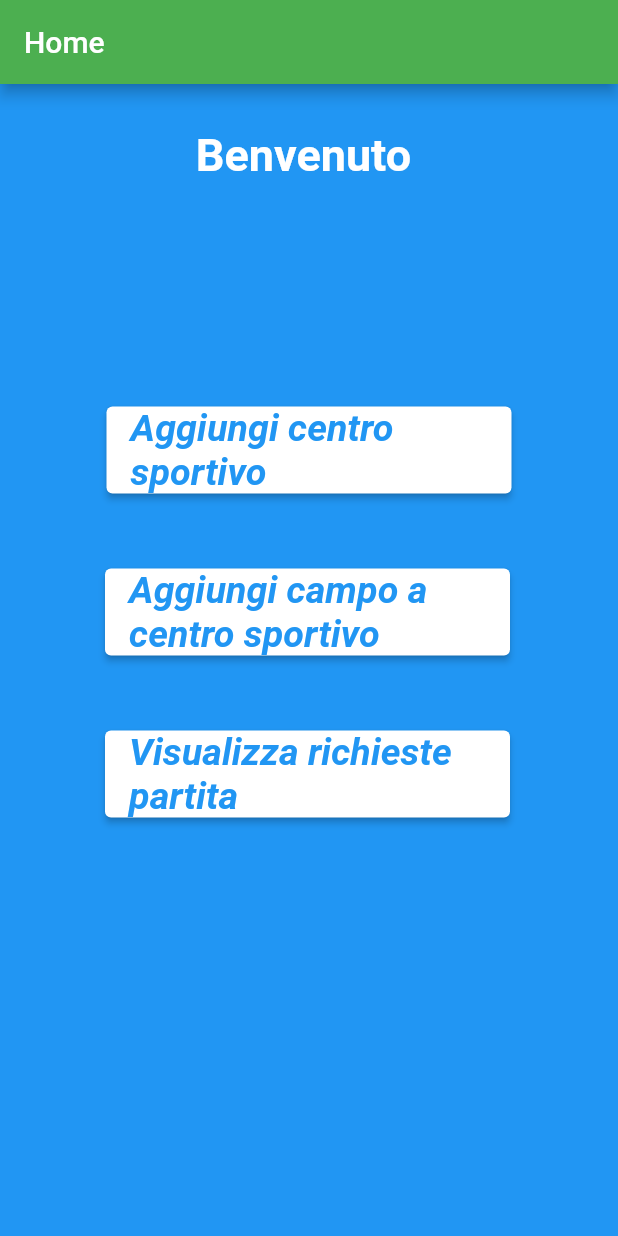
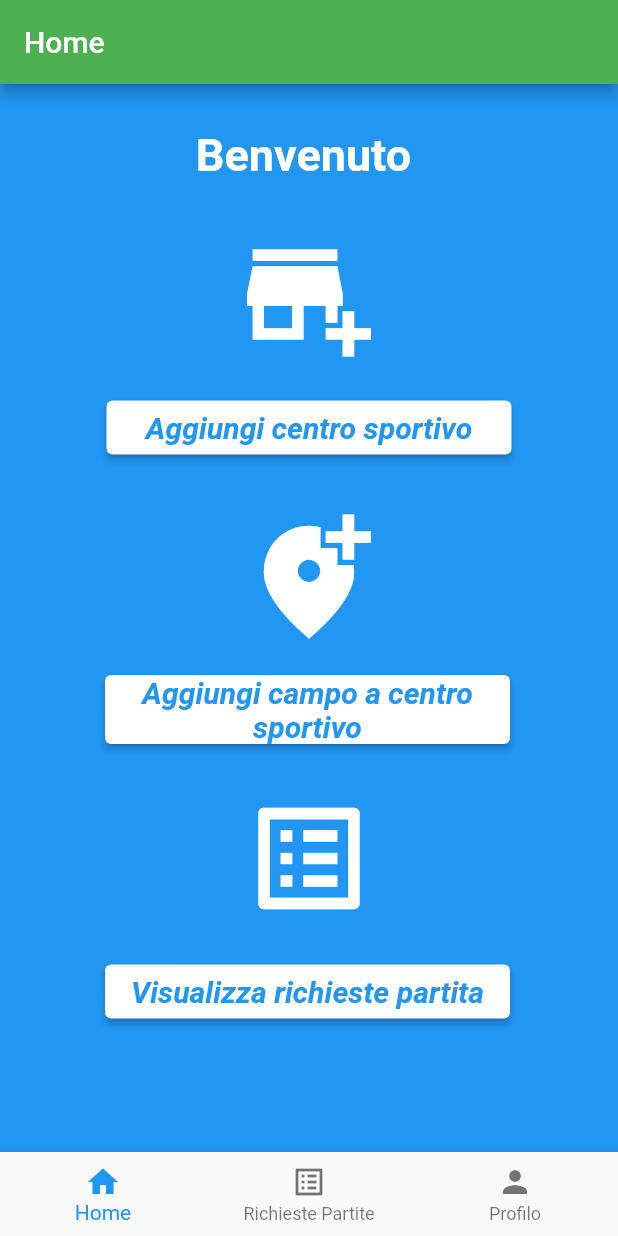
Before and after one commit to GiuseppeGalante/Emad2022-SportVillage, a Flutter app: the MyHomeACSState screen opened directly with empty values, on a phone screen of 412 x 824 dp. Run offline on Flutter 3.47's test engine with Material 2 defaults, Android fonts, the phone set to English and light mode, and no system bars; our stand-ins replace firebase_database, splashscreen; accounts and stored records are empty.

Commit message:
Aggistamenti Grafici

```diff
--- a/lib/screens/homeACS.dart
+++ b/lib/screens/homeACS.dart
@@ -1,6 +1,5 @@
 import 'package:flutter/material.dart';
 import 'package:flutter_app_emad/entity/AmministratoreCentroSportivo.dart';
-import 'package:flutter_app_emad/entity/Giocatore.dart';
 import 'package:flutter_app_emad/screens/aggiungiCampo.dart';
 import 'package:flutter_app_emad/screens/aggiungiCentroSportivo.dart';
 
@@ -70,8 +69,14 @@ class MyHomeACSState extends StatelessWidget {
                                   ),
                                   padding: EdgeInsets.only(top: 30,left: 30,right: 30)
                               ),
+                              Padding(padding: EdgeInsets.only(top:30),
+                                  child:Icon(Icons.add_business,
+                                    size:90,
+                                    color: Colors.white,),
+                              ),
+
                               Padding(
-                                padding: const EdgeInsets.only(top: 150.0),
+                                padding: const EdgeInsets.only(top: 20.0),
                                 child: ElevatedButton(
                                   style: ElevatedButton.styleFrom(
                                     primary: Colors.white,
@@ -88,17 +93,21 @@ class MyHomeACSState extends StatelessWidget {
                                   child: const Text('Aggiungi centro sportivo',style: TextStyle(
                                     color:Colors.blue,
                                     fontWeight: FontWeight.bold,
-                                    fontSize: 25,
+                                    fontSize: 20,
                                     fontStyle: FontStyle.italic,
                                   ),
                                   ),
                                 ),
                               ),
+                              Padding(padding: EdgeInsets.only(top:30),
+                                child:Icon(Icons.add_location_alt,
+                                  size:90,
+                                  color: Colors.white,),
+                              ),
                               Row(
                                   children: [
-
                                     Padding(
-                                      padding: const EdgeInsets.only(top: 50.0, left: 70.0),
+                                      padding: const EdgeInsets.only(top: 20.0, left: 70.0),
                                       child: ElevatedButton(
                                         style: ElevatedButton.styleFrom(
                                           primary: Colors.white,
@@ -115,18 +124,24 @@ class MyHomeACSState extends StatelessWidget {
                                         child: const Text('Aggiungi campo a centro sportivo',style: TextStyle(
                                           color:Colors.blue,
                                           fontWeight: FontWeight.bold,
-                                          fontSize: 25,
+                                          fontSize: 20,
                                           fontStyle: FontStyle.italic,
                                         ),
+                                          textAlign: TextAlign.center,
                                         ),
                                       ),
                                     )
                                   ]),
+                              Padding(padding: EdgeInsets.only(top:30),
+                                child:Icon(Icons.list_alt,
+                                  size:90,
+                                  color: Colors.white,),
+                              ),
                               Row(
                                   children: [
 
                                     Padding(
-                                      padding: const EdgeInsets.only(top: 50.0, left: 70.0),
+                                      padding: const EdgeInsets.only(top: 20.0, left: 70.0),
                                       child: ElevatedButton(
                                         style: ElevatedButton.styleFrom(
                                           primary: Colors.white,
@@ -138,7 +153,7 @@ class MyHomeACSState extends StatelessWidget {
                                         child: const Text('Visualizza richieste partita',style: TextStyle(
                                           color:Colors.blue,
                                           fontWeight: FontWeight.bold,
-                                          fontSize: 25,
+                                          fontSize: 20,
                                           fontStyle: FontStyle.italic,
                                         ),
                                         ),
@@ -153,7 +168,25 @@ class MyHomeACSState extends StatelessWidget {
                   )
                 ]
             )
-        )
+        ),
+        bottomNavigationBar: BottomNavigationBar(
+                          items: const <BottomNavigationBarItem>[
+                            BottomNavigationBarItem(
+                           icon: Icon(Icons.home),
+                                   label: 'Home',
+                                    ),
+                                BottomNavigationBarItem(
+                               icon: Icon(Icons.list_alt),
+                                  label: 'Richieste Partite',
+                                 ),
+                           BottomNavigationBarItem(
+                             icon: Icon(Icons.person),
+                           label: 'Profilo',
+                              ),
+                              ],
+                             currentIndex: 0,
+                             selectedItemColor: Colors.blue,
+                           ),
 
     );
   }
--- a/pubspec.yaml
+++ b/pubspec.yaml
@@ -62,7 +62,7 @@ flutter:
 
   # To add assets to your application, add an assets section, like this:
   assets:
-     - assets/images/
+    - assets/images/
   #   - images/a_dot_ham.jpeg
 
   # An image asset can refer to one or more resolution-specific "variants", see
```
Also changed, not shown: lib/screens/home.dart (+15 -4 lines), lib/screens/login.dart (+11 -1 lines), lib/main.dart (line endings or trailing spaces).
